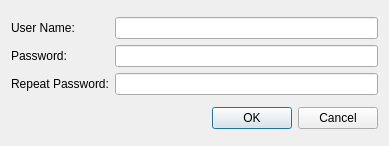
bkueng/qMasterPassword, file ui/add_user.ui: the form before one commit.
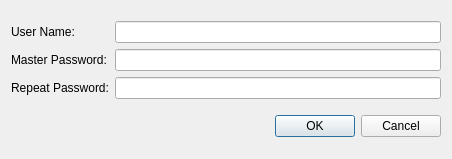
The form after the commit.

The edit to the form file:
```diff
--- a/ui/add_user.ui
+++ b/ui/add_user.ui
@@ -6,8 +6,8 @@
    <rect>
     <x>0</x>
     <y>0</y>
-    <width>389</width>
-    <height>146</height>
+    <width>452</width>
+    <height>159</height>
    </rect>
   </property>
   <property name="sizePolicy">
@@ -25,7 +25,10 @@
      <item row="1" column="0">
       <widget class="QLabel" name="label_2">
        <property name="text">
-        <string>Password:</string>
+        <string>Master Password:</string>
+       </property>
+       <property name="buddy">
+        <cstring>txtPassword</cstring>
        </property>
       </widget>
      </item>
```
Left out of the diff: 6 changed lines with no effect on the pictures.
